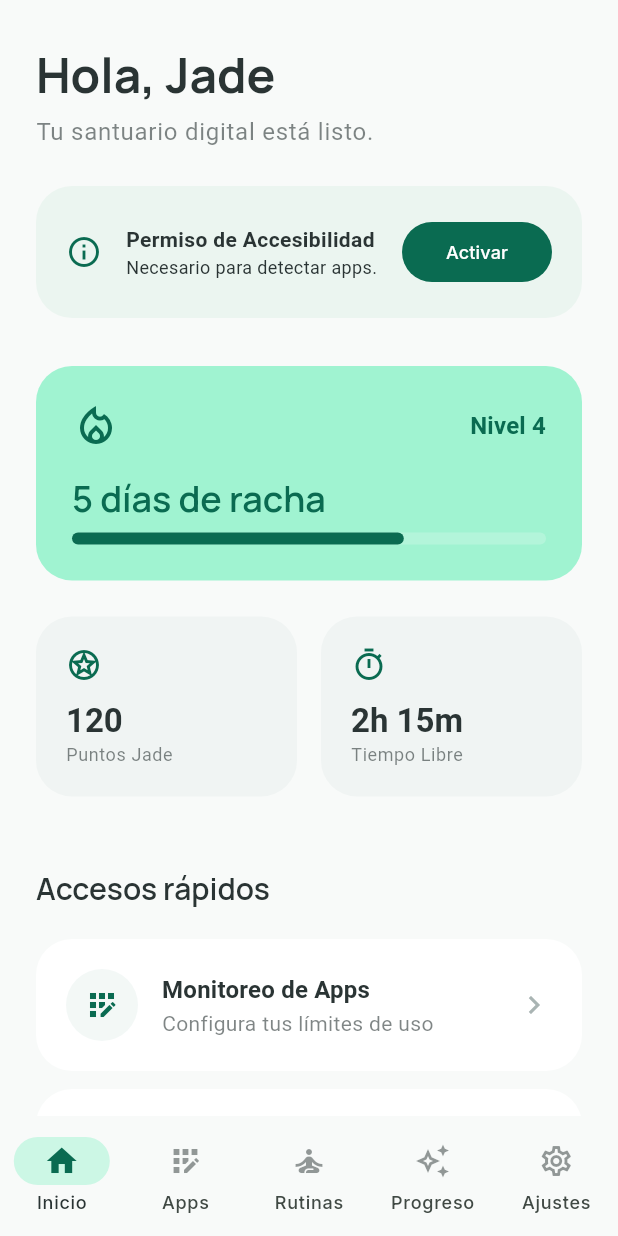
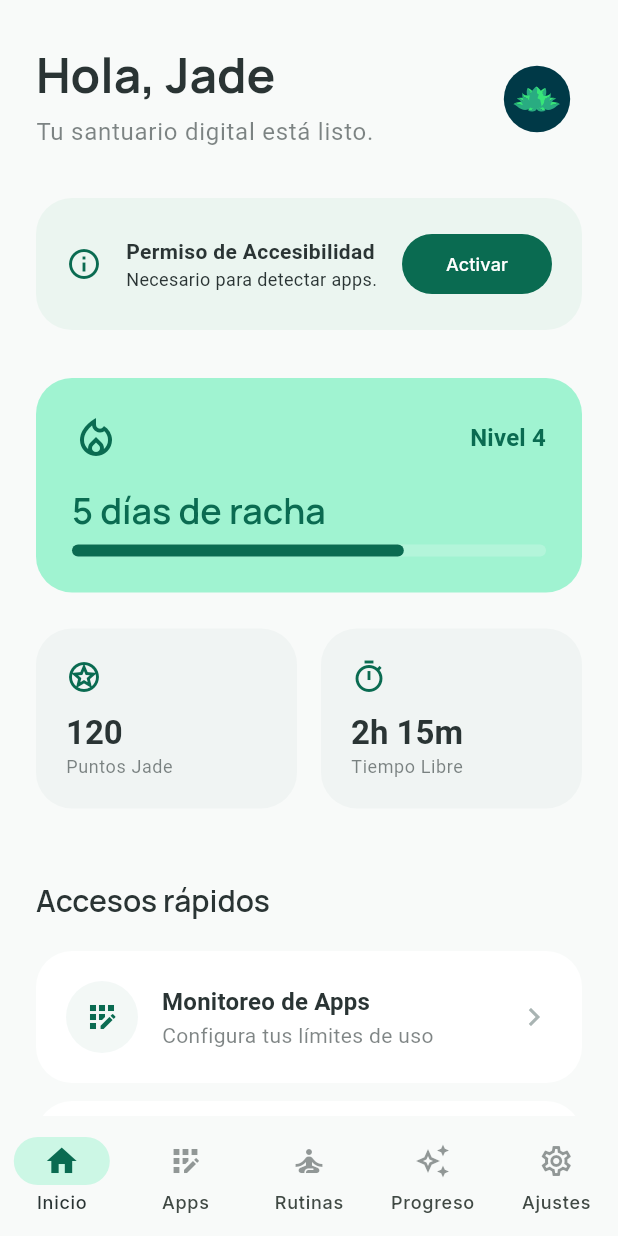
Before and after one commit to JuanJoII/JadeApp, a Flutter app: the screen it shows after launch, after a tap on "Omitir", on a phone screen of 412 x 824 dp. Run offline on Flutter 3.47's test engine with Material 3 defaults, Android fonts, the phone set to English and light mode, and no system bars; our stand-ins replace flutter_local_notifications, flutter_riverpod, flutter_svg, go_router, google_fonts, permission_handler and 1 more; missing offline and left inert: flutter_accessibility_service, installed_apps.

Commit message:
Feat: app logo integrated in OnBoarding and main menu

```diff
--- a/lib/features/home/home_screen.dart
+++ b/lib/features/home/home_screen.dart
@@ -1,4 +1,5 @@
 import 'package:flutter/material.dart';
+import 'package:flutter_svg/flutter_svg.dart';
 import 'package:go_router/go_router.dart';
 import '../../core/monitoring_service.dart';
 import '../../core/theme.dart';
@@ -46,6 +47,12 @@ class _HomeScreenState extends State<HomeScreen> {
           child: Column(
             crossAxisAlignment: CrossAxisAlignment.start,
             children: [
+              Row(
+                mainAxisAlignment: MainAxisAlignment.spaceBetween,
+                children: [
+                  Column(
+                    crossAxisAlignment: CrossAxisAlignment.start,
+                    children: [
                       Text('Hola, Jade', style: textTheme.displayLarge),
                       const SizedBox(height: 8),
                       Text(
@@ -54,7 +61,15 @@ class _HomeScreenState extends State<HomeScreen> {
                           color: colorScheme.onSurface.withValues(alpha: 0.6),
                         ),
                       ),
-              const SizedBox(height: 24),
+                    ],
+                  ),
+                  SvgPicture.asset(
+                    'lib/assets/Logo_Jade.svg',
+                    height: 60,
+                  ),
+                ],
+              ),
+              const SizedBox(height: 32),
 
               // Tarjeta de Estado Simplificada
               _buildSimpleStatusCard(),
--- a/lib/features/onboarding/onboarding_screen.dart
+++ b/lib/features/onboarding/onboarding_screen.dart
@@ -1,4 +1,5 @@
 import 'package:flutter/material.dart';
+import 'package:flutter_svg/flutter_svg.dart';
 import 'package:go_router/go_router.dart';
 import 'package:permission_handler/permission_handler.dart';
 import '../../core/monitoring_service.dart';
@@ -80,17 +81,30 @@ class _OnboardingScreenState extends State<OnboardingScreen> {
       body: SafeArea(
         child: Column(
           children: [
-            Align(
-              alignment: Alignment.topRight,
-              child: _currentPage != _pages.length - 1
-                ? TextButton(
+            Padding(
+              padding: const EdgeInsets.symmetric(horizontal: 16.0),
+              child: Row(
+                mainAxisAlignment: MainAxisAlignment.spaceBetween,
+                children: [
+                  Padding(
+                    padding: const EdgeInsets.only(top: 16.0, left: 16.0),
+                    child: SvgPicture.asset(
+                      'lib/assets/Logo_Jade.svg',
+                      height: 40,
+                    ),
+                  ),
+                  if (_currentPage != _pages.length - 1)
+                    TextButton(
                       onPressed: () => context.go('/home'),
                       child: const Text(
                         'Omitir',
                         style: TextStyle(color: JadeColors.primary),
                       ),
                     )
-                : const SizedBox(height: 48),
+                  else
+                    const SizedBox(height: 48, width: 60),
+                ],
+              ),
             ),
             Expanded(
               child: PageView.builder(
@@ -104,10 +118,17 @@ class _OnboardingScreenState extends State<OnboardingScreen> {
                     child: Column(
                       mainAxisAlignment: MainAxisAlignment.center,
                       children: [
-                        Container(
+                        index == 0
+                            ? SvgPicture.asset(
+                                'lib/assets/Logo_Jade.svg',
+                                height: 120,
+                              )
+                            : Container(
                                 padding: const EdgeInsets.all(40),
                                 decoration: BoxDecoration(
-                            color: JadeColors.primary.withValues(alpha: 0.05),
+                                  color: JadeColors.primary.withValues(
+                                    alpha: 0.05,
+                                  ),
                                   shape: BoxShape.circle,
                                 ),
                                 child: Icon(
```
Also changed, not shown: pubspec.yaml (+10 -4 lines), lib/assets/Logo_Jade.png (added), lib/assets/Logo_Jade.svg (added), pubspec.lock. Lines whose indentation alone changed are shown as unchanged.
